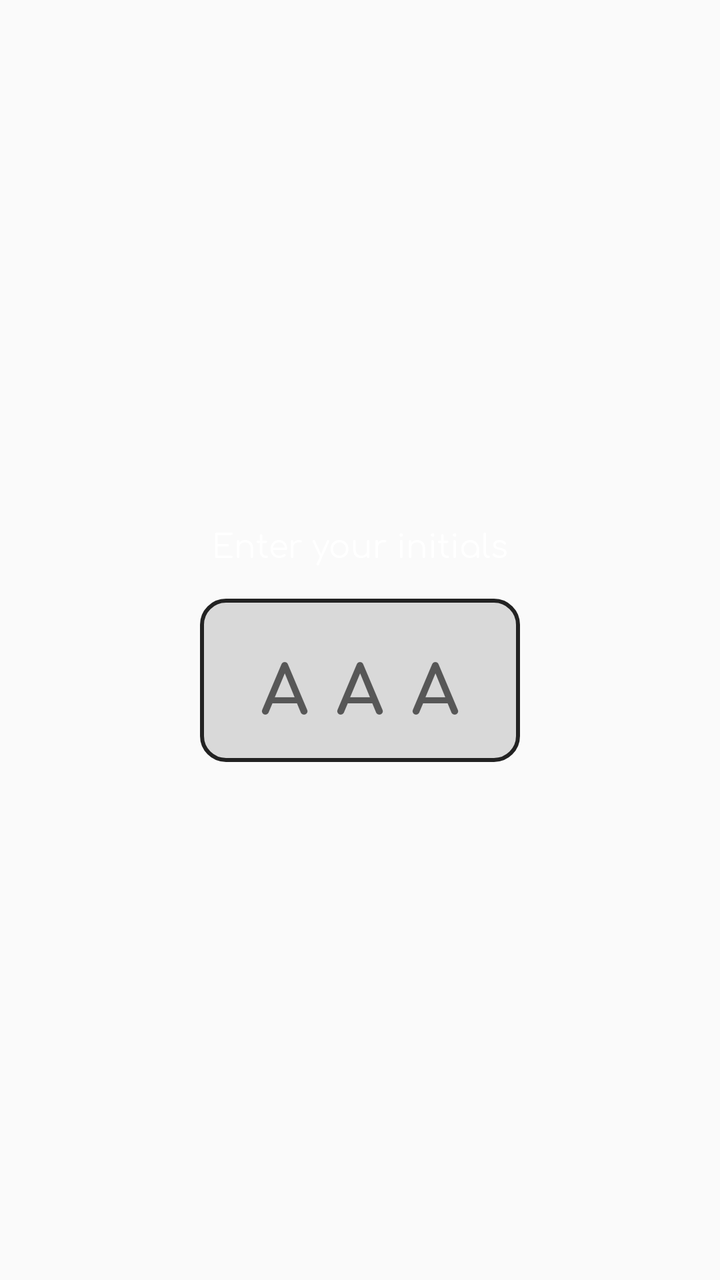
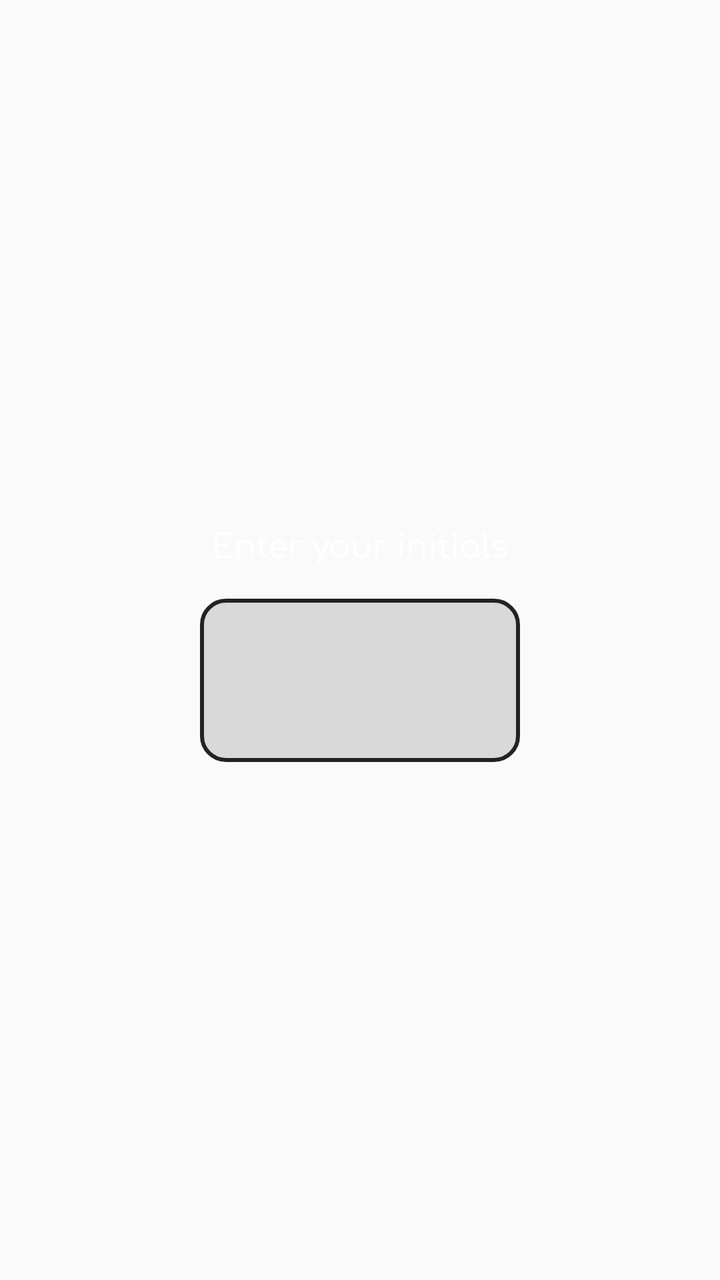

Compare the two renders of this Android layout. The source of the first and the diff that turns it into the second are given below.
<!-- AndroidManifest.xml: application theme Theme.TicTacToe -->
<!-- res/layout/dialog_initials.xml -->
<?xml version="1.0" encoding="utf-8"?>
<LinearLayout xmlns:android="http://schemas.android.com/apk/res/android"
    android:layout_width="match_parent"
    android:layout_height="wrap_content"
    android:orientation="vertical"
    android:gravity="center"
    android:padding="24dp">

    <TextView
        android:layout_width="wrap_content"
        android:layout_height="wrap_content"
        android:text="@string/enter_initials"
        android:textColor="?android:textColorPrimary"
        android:textSize="16sp"
        android:layout_marginBottom="16dp" />

    <EditText
        android:id="@+id/etInitials"
        android:layout_width="160dp"
        android:layout_height="wrap_content"
        android:background="@drawable/bg_initials_input"
        android:gravity="center"
        android:padding="14dp"
        android:letterSpacing="0.4"
        android:textStyle="bold"
        android:textSize="34sp"
        android:textColor="?android:textColorPrimary"
        android:inputType="textCapCharacters"
        android:maxLength="3"
        android:hint="AAA"
        android:importantForAutofill="no"
        android:autofillHints="" />
</LinearLayout>
<!-- resources referenced by this layout -->
<resources>
  <!-- drawable bg_initials_input (drawable) -->
  <shape xmlns:android="http://schemas.android.com/apk/res/android"
      android:shape="rectangle">
      <corners android:radius="12dp" />
      <solid android:color="#22000000" />
      <stroke
          android:width="2dp"
          android:color="?attr/colorPrimary" />
  </shape>
  <string name="enter_initials">Enter your initials</string>
  <style name="Theme.TicTacToe" parent="Theme.MaterialComponents.DayNight.NoActionBar">
          <item name="colorPrimary">@color/theme_default</item>
          <item name="android:fontFamily">@font/comfortaa</item>
          <item name="fontFamily">@font/comfortaa</item>
          <item name="colorPrimaryVariant">@color/theme_dark</item>
          <item name="colorOnPrimary">@color/theme_on</item>
          <item name="colorSecondary">@color/theme_blue</item>
          <item name="colorSecondaryVariant">@color/theme_dark</item>
          <item name="colorOnSecondary">@color/theme_on</item>
          <item name="android:windowBackground">@color/theme_light</item>
          <item name="android:textColorPrimary">@color/theme_on</item>
          <item name="android:windowAnimationStyle">@style/Animation.TicTacToe</item>
      </style>
  <color name="theme_default">#222222</color>
  <color name="theme_dark">#121212</color>
  <color name="theme_on">#FFFFFF</color>
  <color name="theme_blue">#1976D2</color>
  <color name="theme_light">#FAFAFA</color>
  <style name="Animation.TicTacToe" parent="@android:style/Animation.Activity">
          <item name="android:activityOpenEnterAnimation">@anim/activity_fade_in</item>
          <item name="android:activityOpenExitAnimation">@anim/activity_fade_out</item>
          <item name="android:activityCloseEnterAnimation">@anim/activity_fade_in</item>
          <item name="android:activityCloseExitAnimation">@anim/activity_fade_out</item>
      </style>
</resources>

<!-- the commit's change to res/layout/dialog_initials.xml (unified diff, before → after) -->
@@ -14,20 +14,27 @@
         android:textSize="16sp"
         android:layout_marginBottom="16dp" />
 
-    <EditText
-        android:id="@+id/etInitials"
+    
+    <FrameLayout
         android:layout_width="160dp"
         android:layout_height="wrap_content"
-        android:background="@drawable/bg_initials_input"
-        android:gravity="center"
-        android:padding="14dp"
-        android:letterSpacing="0.4"
-        android:textStyle="bold"
-        android:textSize="34sp"
-        android:textColor="?android:textColorPrimary"
-        android:inputType="textCapCharacters"
-        android:maxLength="3"
-        android:hint="AAA"
-        android:importantForAutofill="no"
-        android:autofillHints="" />
+        android:background="@drawable/bg_initials_input">
+
+        <TextView
+            android:id="@+id/tvGhost"
+            style="@style/InitialsText"
+            android:textColor="@color/dialog_text_ghost"
+            android:importantForAccessibility="no" />
+
+        <EditText
+            android:id="@+id/etInitials"
+            style="@style/InitialsText"
+            android:background="@null"
+            android:textColor="?android:textColorPrimary"
+            android:inputType="textCapCharacters|textNoSuggestions"
+            android:imeOptions="actionDone"
+            android:maxLength="3"
+            android:importantForAutofill="no"
+            android:autofillHints="" />
+    </FrameLayout>
 </LinearLayout>
<!-- resource entries referenced after the edit -->
@@ -1,5 +1,6 @@
 <!-- resources referenced by this layout -->
 <resources>
+  <color name="dialog_text_ghost">#42000000</color>
   <!-- drawable bg_initials_input (drawable) -->
   <shape xmlns:android="http://schemas.android.com/apk/res/android"
       android:shape="rectangle">
@@ -10,6 +11,17 @@
           android:color="?attr/colorPrimary" />
   </shape>
   <string name="enter_initials">Enter your initials</string>
+  <style name="InitialsText">
+          <item name="android:layout_width">match_parent</item>
+          <item name="android:layout_height">wrap_content</item>
+          <item name="android:gravity">start|center_vertical</item>
+          <item name="android:paddingTop">14dp</item>
+          <item name="android:paddingBottom">14dp</item>
+          <item name="android:letterSpacing">0.4</item>
+          <item name="android:textStyle">bold</item>
+          <item name="android:textSize">34sp</item>
+          <item name="android:maxLines">1</item>
+      </style>
   <style name="Theme.TicTacToe" parent="Theme.MaterialComponents.DayNight.NoActionBar">
           <item name="colorPrimary">@color/theme_default</item>
           <item name="android:fontFamily">@font/comfortaa</item>
@@ -21,6 +33,7 @@
           <item name="colorOnSecondary">@color/theme_on</item>
           <item name="android:windowBackground">@color/theme_light</item>
           <item name="android:textColorPrimary">@color/theme_on</item>
+          <item name="alertDialogTheme">@style/ThemeOverlay.TicTacToe.AlertDialog</item>
           <item name="android:windowAnimationStyle">@style/Animation.TicTacToe</item>
       </style>
   <color name="theme_default">#222222</color>
@@ -28,11 +41,22 @@
   <color name="theme_on">#FFFFFF</color>
   <color name="theme_blue">#1976D2</color>
   <color name="theme_light">#FAFAFA</color>
+  <style name="ThemeOverlay.TicTacToe.AlertDialog" parent="ThemeOverlay.MaterialComponents.Dialog.Alert">
+          <item name="android:textColorPrimary">@color/dialog_text</item>
+          <item name="android:textColorSecondary">@color/dialog_text</item>
+          <item name="buttonBarPositiveButtonStyle">@style/TicTacToeDialogButton</item>
+          <item name="buttonBarNegativeButtonStyle">@style/TicTacToeDialogButton</item>
+          <item name="buttonBarNeutralButtonStyle">@style/TicTacToeDialogButton</item>
+      </style>
   <style name="Animation.TicTacToe" parent="@android:style/Animation.Activity">
           <item name="android:activityOpenEnterAnimation">@anim/activity_fade_in</item>
           <item name="android:activityOpenExitAnimation">@anim/activity_fade_out</item>
           <item name="android:activityCloseEnterAnimation">@anim/activity_fade_in</item>
           <item name="android:activityCloseExitAnimation">@anim/activity_fade_out</item>
       </style>
+  <color name="dialog_text">#DE000000</color>
+  <style name="TicTacToeDialogButton" parent="Widget.MaterialComponents.Button.TextButton.Dialog">
+          <item name="android:textColor">@color/dialog_text</item>
+      </style>
 </resources>
 
